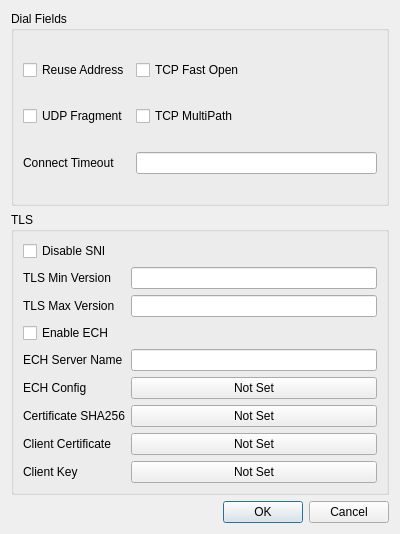
shengmo0210/Throne, file include/ui/profile/edit_advanced.ui: the form before one commit.
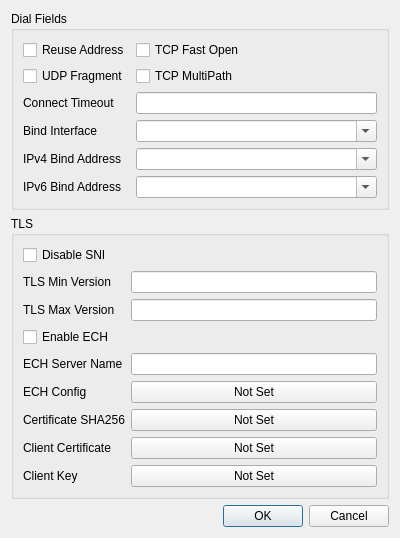
The form after the commit.

Commit message: add bind_interface and inet bind address fields to DialFields and edit_advanced dialog

```diff
--- a/include/ui/profile/edit_advanced.ui
+++ b/include/ui/profile/edit_advanced.ui
@@ -30,6 +30,48 @@
       <item row="2" column="1">
        <widget class="QLineEdit" name="connect_timeout"/>
       </item>
+      <item row="3" column="0">
+       <widget class="QLabel" name="label_bind_ifc">
+        <property name="text">
+         <string>Bind Interface</string>
+        </property>
+       </widget>
+      </item>
+      <item row="3" column="1">
+       <widget class="QComboBox" name="bind_interface">
+        <property name="editable">
+         <bool>true</bool>
+        </property>
+       </widget>
+      </item>
+      <item row="4" column="0">
+       <widget class="QLabel" name="label_inet4_bind">
+        <property name="text">
+         <string>IPv4 Bind Address</string>
+        </property>
+       </widget>
+      </item>
+      <item row="4" column="1">
+       <widget class="QComboBox" name="inet4_bind_address">
+        <property name="editable">
+         <bool>true</bool>
+        </property>
+       </widget>
+      </item>
+      <item row="5" column="0">
+       <widget class="QLabel" name="label_inet6_bind">
+        <property name="text">
+         <string>IPv6 Bind Address</string>
+        </property>
+       </widget>
+      </item>
+      <item row="5" column="1">
+       <widget class="QComboBox" name="inet6_bind_address">
+        <property name="editable">
+         <bool>true</bool>
+        </property>
+       </widget>
+      </item>
       <item row="0" column="1">
        <widget class="QCheckBox" name="tcp_fast_open">
         <property name="text">
```
The commit also changes 6 other files.
